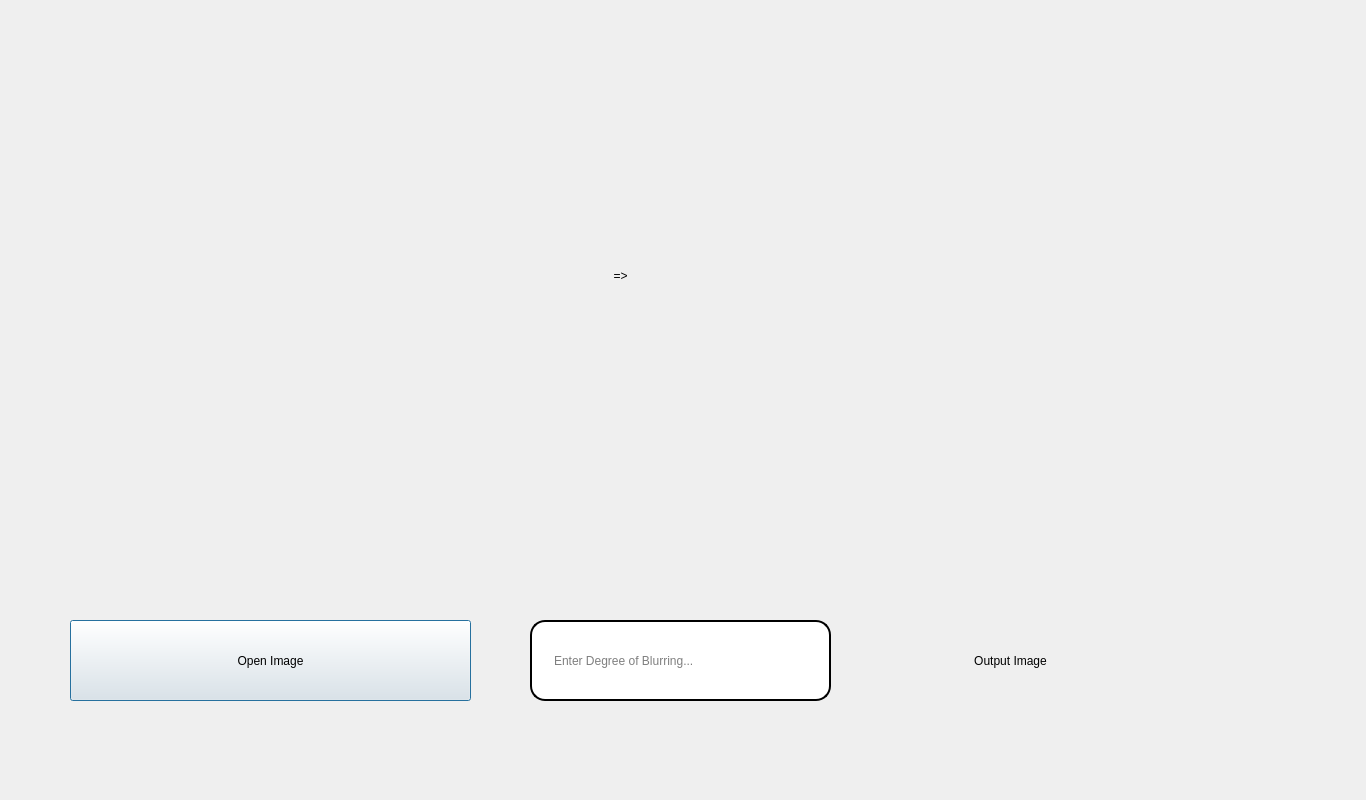
Qt form All_Project_Files/Final_Project_Files/Blur_Image_Screen.ui (Haleshot/Image_Processing) before a commit.
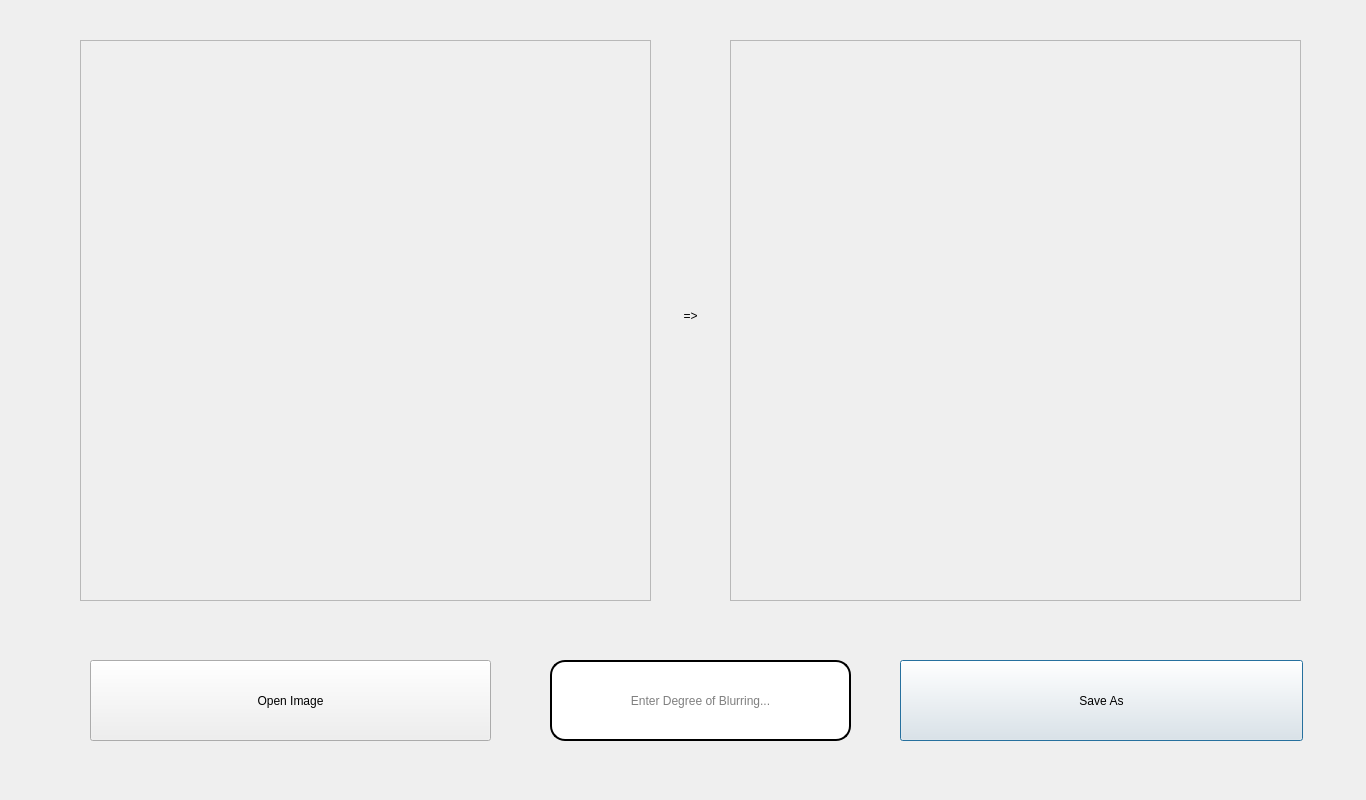
The same form after that commit.

```diff
--- a/All_Project_Files/Final_Project_Files/Blur_Image_Screen.ui
+++ b/All_Project_Files/Final_Project_Files/Blur_Image_Screen.ui
@@ -13,53 +13,11 @@
   <property name="windowTitle">
    <string>Dialog</string>
   </property>
-  <widget class="QPushButton" name="Open_Image_Button">
-   <property name="geometry">
-    <rect>
-     <x>70</x>
-     <y>620</y>
-     <width>401</width>
-     <height>81</height>
-    </rect>
-   </property>
-   <property name="text">
-    <string>Open Image</string>
-   </property>
-  </widget>
-  <widget class="QLabel" name="label_5">
-   <property name="geometry">
-    <rect>
-     <x>410</x>
-     <y>730</y>
-     <width>581</width>
-     <height>41</height>
-    </rect>
-   </property>
-   <property name="styleSheet">
-    <string notr="true">color: rgb(255, 0, 0);</string>
-   </property>
-   <property name="text">
-    <string/>
-   </property>
-  </widget>
-  <widget class="QLabel" name="label_2">
-   <property name="geometry">
-    <rect>
-     <x>690</x>
-     <y>20</y>
-     <width>571</width>
-     <height>561</height>
-    </rect>
-   </property>
-   <property name="text">
-    <string/>
-   </property>
-  </widget>
   <widget class="QLineEdit" name="lineEdit">
    <property name="geometry">
     <rect>
-     <x>530</x>
-     <y>620</y>
+     <x>550</x>
+     <y>660</y>
      <width>301</width>
      <height>81</height>
     </rect>
@@ -75,34 +33,135 @@
    <property name="text">
     <string/>
    </property>
+   <property name="alignment">
+    <set>Qt::AlignCenter</set>
+   </property>
    <property name="placeholderText">
     <string>Enter Degree of Blurring...</string>
    </property>
   </widget>
-  <widget class="QLabel" name="label_4">
+  <widget class="QLabel" name="label_5">
    <property name="geometry">
     <rect>
-     <x>870</x>
-     <y>640</y>
-     <width>281</width>
+     <x>400</x>
+     <y>740</y>
+     <width>581</width>
      <height>41</height>
     </rect>
    </property>
    <property name="styleSheet">
-    <string notr="true">font: 16pt &quot;MS Shell Dlg 2&quot;;</string>
+    <string notr="true">color: rgb(255, 0, 0);</string>
    </property>
    <property name="text">
-    <string>Output Image</string>
+    <string/>
    </property>
    <property name="alignment">
     <set>Qt::AlignCenter</set>
    </property>
   </widget>
+  <widget class="QPushButton" name="Save_As">
+   <property name="geometry">
+    <rect>
+     <x>900</x>
+     <y>660</y>
+     <width>403</width>
+     <height>81</height>
+    </rect>
+   </property>
+   <property name="text">
+    <string>Save As</string>
+   </property>
+  </widget>
+  <widget class="QScrollArea" name="scrollArea_2">
+   <property name="geometry">
+    <rect>
+     <x>730</x>
+     <y>40</y>
+     <width>571</width>
+     <height>561</height>
+    </rect>
+   </property>
+   <property name="widgetResizable">
+    <bool>true</bool>
+   </property>
+   <widget class="QWidget" name="scrollAreaWidgetContents_2">
+    <property name="geometry">
+     <rect>
+      <x>0</x>
+      <y>0</y>
+      <width>569</width>
+      <height>559</height>
+     </rect>
+    </property>
+    <widget class="QLabel" name="label_2">
+     <property name="geometry">
+      <rect>
+       <x>10</x>
+       <y>20</y>
+       <width>571</width>
+       <height>561</height>
+      </rect>
+     </property>
+     <property name="text">
+      <string/>
+     </property>
+    </widget>
+   </widget>
+  </widget>
+  <widget class="QPushButton" name="Open_Image_Button">
+   <property name="geometry">
+    <rect>
+     <x>90</x>
+     <y>660</y>
+     <width>401</width>
+     <height>81</height>
+    </rect>
+   </property>
+   <property name="text">
+    <string>Open Image</string>
+   </property>
+  </widget>
+  <widget class="QScrollArea" name="scrollArea">
+   <property name="geometry">
+    <rect>
+     <x>80</x>
+     <y>40</y>
+     <width>571</width>
+     <height>561</height>
+    </rect>
+   </property>
+   <property name="widgetResizable">
+    <bool>true</bool>
+   </property>
+   <widget class="QWidget" name="scrollAreaWidgetContents">
+    <property name="geometry">
+     <rect>
+      <x>0</x>
+      <y>0</y>
+      <width>569</width>
+      <height>559</height>
+     </rect>
+    </property>
+    <widget class="QLabel" name="label">
+     <property name="geometry">
+      <rect>
+       <x>10</x>
+       <y>20</y>
+       <width>571</width>
+       <height>561</height>
+      </rect>
+     </property>
+     <property name="text">
+      <string/>
+     </property>
+    </widget>
+   </widget>
+  </widget>
   <widget class="QLabel" name="label_3">
    <property name="geometry">
     <rect>
-     <x>590</x>
-     <y>260</y>
+     <x>660</x>
+     <y>300</y>
      <width>61</width>
      <height>31</height>
     </rect>
@@ -117,19 +176,6 @@
     <set>Qt::AlignCenter</set>
    </property>
   </widget>
-  <widget class="QLabel" name="label">
-   <property name="geometry">
-    <rect>
-     <x>10</x>
-     <y>20</y>
-     <width>571</width>
-     <height>561</height>
-    </rect>
-   </property>
-   <property name="text">
-    <string/>
-   </property>
-  </widget>
  </widget>
  <resources/>
  <connections/>
```
